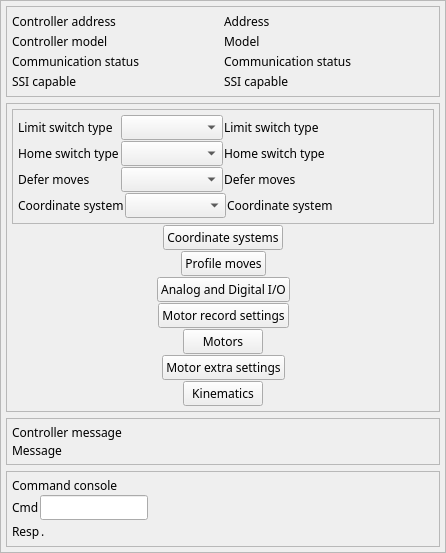
The window that 3-1/GalilSup/op/ui/galil_ctrl_extras.ui (motorapp/Galil) describes before a commit, drawn with Qt 5.
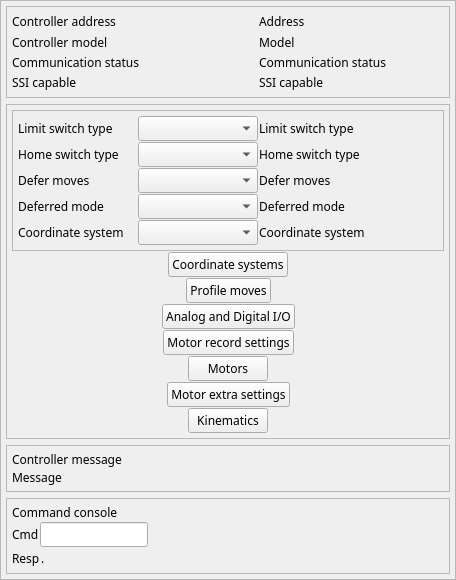
The same window after the commit. Custom widgets are drawn as their Qt base class.

Patch:
```diff
--- a/3-1/GalilSup/op/ui/galil_ctrl_extras.ui
+++ b/3-1/GalilSup/op/ui/galil_ctrl_extras.ui
@@ -6,8 +6,8 @@
    <rect>
     <x>0</x>
     <y>0</y>
-    <width>446</width>
-    <height>553</height>
+    <width>456</width>
+    <height>580</height>
    </rect>
   </property>
   <property name="sizePolicy">
@@ -60,7 +60,7 @@
        <number>5</number>
       </property>
       <item>
-       <layout class="QHBoxLayout" name="horizontalLayout_5">
+       <layout class="QHBoxLayout" name="horizontalLayout_5" stretch="4,3">
         <item>
          <widget class="QLabel" name="label_3">
           <property name="sizePolicy">
@@ -111,7 +111,7 @@
        </layout>
       </item>
       <item>
-       <layout class="QHBoxLayout" name="horizontalLayout_6">
+       <layout class="QHBoxLayout" name="horizontalLayout_6" stretch="4,3">
         <item>
          <widget class="QLabel" name="label_2">
           <property name="font">
@@ -156,7 +156,7 @@
        </layout>
       </item>
       <item>
-       <layout class="QHBoxLayout" name="horizontalLayout_7">
+       <layout class="QHBoxLayout" name="horizontalLayout_7" stretch="4,3">
         <item>
          <widget class="QLabel" name="label_4">
           <property name="sizePolicy">
@@ -201,7 +201,7 @@
        </layout>
       </item>
       <item>
-       <layout class="QHBoxLayout" name="horizontalLayout_8">
+       <layout class="QHBoxLayout" name="horizontalLayout_8" stretch="4,3">
         <item>
          <widget class="QLabel" name="label_5">
           <property name="sizePolicy">
@@ -309,7 +309,7 @@
           <number>5</number>
          </property>
          <item>
-          <layout class="QHBoxLayout" name="horizontalLayout_2" stretch="1,1,2">
+          <layout class="QHBoxLayout" name="horizontalLayout_2" stretch="2,2,3">
            <property name="spacing">
             <number>1</number>
            </property>
@@ -389,7 +389,7 @@
           </layout>
          </item>
          <item>
-          <layout class="QHBoxLayout" name="horizontalLayout" stretch="1,1,2">
+          <layout class="QHBoxLayout" name="horizontalLayout" stretch="2,2,3">
            <property name="spacing">
             <number>1</number>
            </property>
@@ -469,7 +469,7 @@
           </layout>
          </item>
          <item>
-          <layout class="QHBoxLayout" name="horizontalLayout_3" stretch="1,1,2">
+          <layout class="QHBoxLayout" name="horizontalLayout_3" stretch="2,2,3">
            <property name="spacing">
             <number>1</number>
            </property>
@@ -549,7 +549,87 @@
           </layout>
          </item>
          <item>
-          <layout class="QHBoxLayout" name="horizontalLayout_4" stretch="1,1,2">
+          <layout class="QHBoxLayout" name="horizontalLayout_18" stretch="2,2,3">
+           <property name="spacing">
+            <number>1</number>
+           </property>
+           <item>
+            <widget class="QLabel" name="label_14">
+             <property name="sizePolicy">
+              <sizepolicy hsizetype="Preferred" vsizetype="Preferred">
+               <horstretch>0</horstretch>
+               <verstretch>0</verstretch>
+              </sizepolicy>
+             </property>
+             <property name="sizeIncrement">
+              <size>
+               <width>1</width>
+               <height>1</height>
+              </size>
+             </property>
+             <property name="font">
+              <font>
+               <family>Abyssinica SIL</family>
+               <pointsize>9</pointsize>
+              </font>
+             </property>
+             <property name="text">
+              <string>Deferred mode</string>
+             </property>
+            </widget>
+           </item>
+           <item>
+            <widget class="QEComboBox" name="qecombobox_5">
+             <property name="sizePolicy">
+              <sizepolicy hsizetype="Preferred" vsizetype="Preferred">
+               <horstretch>0</horstretch>
+               <verstretch>0</verstretch>
+              </sizepolicy>
+             </property>
+             <property name="font">
+              <font>
+               <family>Abyssinica SIL</family>
+               <pointsize>9</pointsize>
+              </font>
+             </property>
+             <property name="variable" stdset="0">
+              <string>$(DMC)DEFER_MODE_CMD</string>
+             </property>
+            </widget>
+           </item>
+           <item>
+            <layout class="QVBoxLayout" name="verticalLayout_11" stretch="1">
+             <property name="spacing">
+              <number>1</number>
+             </property>
+             <item>
+              <widget class="QELabel" name="qelabel_13">
+               <property name="sizePolicy">
+                <sizepolicy hsizetype="Minimum" vsizetype="Preferred">
+                 <horstretch>0</horstretch>
+                 <verstretch>0</verstretch>
+                </sizepolicy>
+               </property>
+               <property name="font">
+                <font>
+                 <family>Abyssinica SIL</family>
+                 <pointsize>9</pointsize>
+                </font>
+               </property>
+               <property name="variable" stdset="0">
+                <string>$(DMC)DEFER_MODE_STATUS</string>
+               </property>
+               <property name="text">
+                <string>Deferred mode</string>
+               </property>
+              </widget>
+             </item>
+            </layout>
+           </item>
+          </layout>
+         </item>
+         <item>
+          <layout class="QHBoxLayout" name="horizontalLayout_4" stretch="2,2,3">
            <property name="spacing">
             <number>1</number>
            </property>
```
